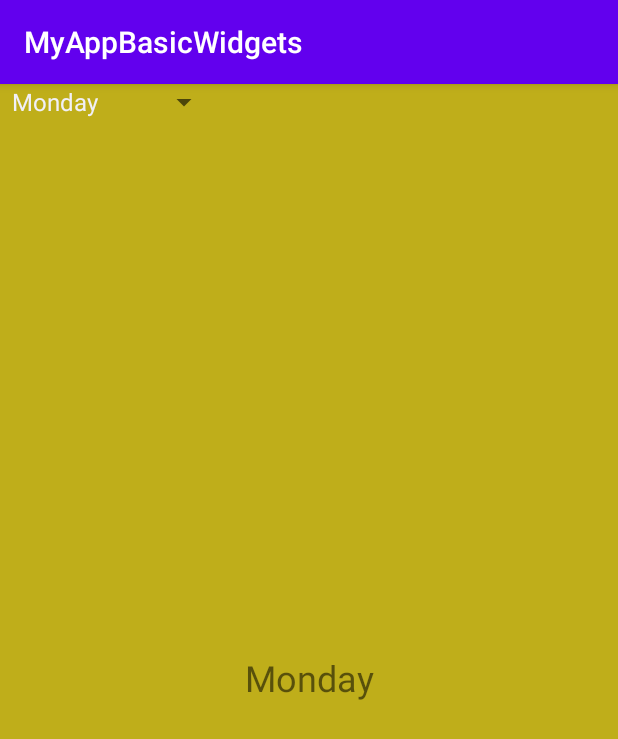
After one commit to sly-felipa/MyAppBasicWidgets, an Android app: the fragment SpinnerFragment placed in its activity, on a phone screen of 412 x 824 dp. The commit adds this screen. Shown: the top 739 px of the screen. Run offline under Robolectric (Android 15) with nearby library versions, the phone set to English and light mode, and no system bars.

Commit message:
Spinner ok

```diff
--- a/app/src/main/java/com/example/myappbasicwidgets/MainActivity.java
+++ b/app/src/main/java/com/example/myappbasicwidgets/MainActivity.java
@@ -1,8 +1,6 @@
 package com.example.myappbasicwidgets;
 
-import android.media.AudioManager;
 import android.os.Bundle;
-import android.view.View;
 
 import androidx.appcompat.app.AppCompatActivity;
 
--- /dev/null
+++ b/app/src/main/java/com/example/myappbasicwidgets/SpinnerFragment.java
@@ -0,0 +1,51 @@
+package com.example.myappbasicwidgets;
+
+import android.os.Bundle;
+import android.view.LayoutInflater;
+import android.view.View;
+import android.view.ViewGroup;
+import android.widget.AdapterView;
+import android.widget.ArrayAdapter;
+import android.widget.Spinner;
+import android.widget.TextView;
+
+import androidx.fragment.app.Fragment;
+
+import java.lang.reflect.Array;
+
+
+public class SpinnerFragment extends Fragment {
+    View view;
+    Spinner spinner;
+    TextView textView;
+
+    @Override
+    public void onCreate(Bundle savedInstanceState) {
+        super.onCreate(savedInstanceState);
+
+    }
+
+    @Override
+    public View onCreateView(LayoutInflater inflater, ViewGroup container,
+                             Bundle savedInstanceState) {
+        view = inflater.inflate(R.layout.fragment_spinner, container, false);
+
+        spinner = view.findViewById(R.id.spinner);
+        textView = view.findViewById(R.id.texViewSpinner);
+        ArrayAdapter arrayAdapter = ArrayAdapter.createFromResource(getContext().getApplicationContext(),
+                R.array.Options, android.R.layout.simple_spinner_item);
+        arrayAdapter.setDropDownViewResource(android.R.layout.simple_spinner_dropdown_item);
+        spinner.setAdapter(arrayAdapter);
+        spinner.setOnItemSelectedListener(new AdapterView.OnItemSelectedListener() {
+            @Override
+            public void onItemSelected(AdapterView<?> parent, View view, int position, long id) {
+                textView.setText((CharSequence) spinner.getSelectedItem());
+            }
+
+            @Override
+            public void onNothingSelected(AdapterView<?> parent) {
+            }
+        });
+        return view;
+    }
+}
--- /dev/null
+++ b/app/src/main/res/layout/fragment_spinner.xml
@@ -0,0 +1,29 @@
+<?xml version="1.0" encoding="utf-8"?>
+<LinearLayout xmlns:android="http://schemas.android.com/apk/res/android"
+    xmlns:tools="http://schemas.android.com/tools"
+    android:layout_width="match_parent"
+    android:layout_height="match_parent"
+    android:orientation="vertical"
+    android:background="@color/colorYellow"
+    tools:context=".SpinnerFragment"
+ >
+
+    <Spinner
+        android:id="@+id/spinner"
+
+        android:layout_width="wrap_content"
+        android:layout_height="wrap_content"
+        android:drawSelectorOnTop="true"
+        android:prompt="@string/Select"/>
+
+    <TextView
+        android:id="@+id/texViewSpinner"
+        android:layout_width="match_parent"
+        android:layout_height="match_parent"
+        android:textSize="24sp"
+        android:layout_margin="@dimen/text_margin"
+        android:textAlignment="center"
+        android:gravity="center"
+        tools:ignore="RtlCompat" />
+
+</LinearLayout>
--- /dev/null
+++ b/app/src/main/res/values/array.xml
@@ -0,0 +1,10 @@
+<?xml version="1.0" encoding="utf-8"?>
+<resources>
+    <string-array name="Options">
+        <item>Monday</item>
+        <item>Tuesday</item>
+        <item>Wednesday</item>
+        <item>Thursday</item>
+        <item>Friday</item>
+    </string-array>
+</resources>
--- a/app/src/main/res/values/colors.xml
+++ b/app/src/main/res/values/colors.xml
@@ -8,4 +8,5 @@
     <color name="colorGreen">#24C12A</color>
     <color name="colorOrange">#FF5722</color>
     <color name="colorBlack">#000000</color>
+    <color name="colorRed">#F40000</color>
 </resources>
--- a/app/src/main/res/values/strings.xml
+++ b/app/src/main/res/values/strings.xml
@@ -11,4 +11,10 @@
     <string name="apache">Licensed under the Apache License, Version 2.0
 (the "License\"); you may not use this file except in compliance with the License.
         You may obtain a copy of the License at "http://www.apache.org/licenses/LICENSE-2.0")</string>
+    <string name="dog">Dog</string>
+    <string name="cat">Cat</string>
+    <string name="Green">Green</string>
+    <string name="Orange">Orange</string>
+    <string name="Black">Black</string>
+    <string name="Select">Select</string>
 </resources>
```
Also changed, not shown: app/src/main/java/com/example/myappbasicwidgets/CheckBoxFragment.java (+44 -1 lines), app/src/main/java/com/example/myappbasicwidgets/RadioButtonFragment.java (added, +56 -0 lines), app/src/main/java/com/example/myappbasicwidgets/WidgetsOption.java (+39 -6 lines), app/src/main/res/layout/fragment_check_box.xml (+20 -4 lines), app/src/main/res/layout/fragment_radio_button.xml (added, +52 -0 lines).
